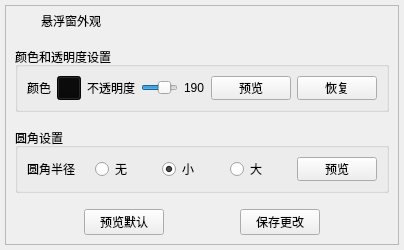
Qt form src/formsetting.ui (yjmthu/Neobox) before a commit.
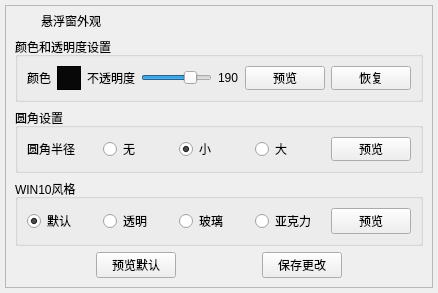
The same form after that commit. Icons and pictures are not drawn.

Diff of the .ui file:
```diff
--- a/src/formsetting.ui
+++ b/src/formsetting.ui
@@ -6,8 +6,8 @@
    <rect>
     <x>0</x>
     <y>0</y>
-    <width>404</width>
-    <height>250</height>
+    <width>438</width>
+    <height>283</height>
    </rect>
   </property>
   <property name="windowTitle">
@@ -66,6 +66,12 @@
         </item>
         <item>
          <widget class="QLabel" name="label_7">
+          <property name="sizePolicy">
+           <sizepolicy hsizetype="Preferred" vsizetype="Maximum">
+            <horstretch>0</horstretch>
+            <verstretch>0</verstretch>
+           </sizepolicy>
+          </property>
           <property name="text">
            <string>悬浮窗外观</string>
           </property>
@@ -86,21 +92,14 @@
         </item>
        </layout>
       </item>
-      <item>
-       <spacer name="verticalSpacer_3">
-        <property name="orientation">
-         <enum>Qt::Vertical</enum>
-        </property>
-        <property name="sizeHint" stdset="0">
-         <size>
-          <width>20</width>
-          <height>40</height>
-         </size>
-        </property>
-       </spacer>
-      </item>
       <item>
        <widget class="QGroupBox" name="groupBox">
+        <property name="sizePolicy">
+         <sizepolicy hsizetype="Preferred" vsizetype="Minimum">
+          <horstretch>0</horstretch>
+          <verstretch>0</verstretch>
+         </sizepolicy>
+        </property>
         <property name="minimumSize">
          <size>
           <width>0</width>
@@ -139,7 +138,8 @@
             <string>选择颜色</string>
            </property>
            <property name="styleSheet">
-            <string notr="true">background-color: rgb(8, 8, 8);</string>
+            <string notr="true">background-color: rgb(8, 8, 8);
+border: 1px solid black;</string>
            </property>
            <property name="text">
             <string/>
@@ -202,21 +202,14 @@
         </layout>
        </widget>
       </item>
-      <item>
-       <spacer name="verticalSpacer">
-        <property name="orientation">
-         <enum>Qt::Vertical</enum>
-        </property>
-        <property name="sizeHint" stdset="0">
-         <size>
-          <width>20</width>
-          <height>40</height>
-         </size>
-        </property>
-       </spacer>
-      </item>
       <item>
        <widget class="QGroupBox" name="groupBox_3">
+        <property name="sizePolicy">
+         <sizepolicy hsizetype="Preferred" vsizetype="Minimum">
+          <horstretch>0</horstretch>
+          <verstretch>0</verstretch>
+         </sizepolicy>
+        </property>
         <property name="minimumSize">
          <size>
           <width>0</width>
@@ -275,17 +268,57 @@
        </widget>
       </item>
       <item>
-       <spacer name="verticalSpacer_2">
-        <property name="orientation">
-         <enum>Qt::Vertical</enum>
+       <widget class="QGroupBox" name="groupBox_2">
+        <property name="sizePolicy">
+         <sizepolicy hsizetype="Preferred" vsizetype="Minimum">
+          <horstretch>0</horstretch>
+          <verstretch>0</verstretch>
+         </sizepolicy>
         </property>
-        <property name="sizeHint" stdset="0">
-         <size>
-          <width>20</width>
-          <height>40</height>
-         </size>
+        <property name="title">
+         <string>WIN10风格</string>
         </property>
-       </spacer>
+        <layout class="QHBoxLayout" name="horizontalLayout_2">
+         <item>
+          <widget class="QRadioButton" name="radioButton_4">
+           <property name="text">
+            <string>默认</string>
+           </property>
+           <property name="checked">
+            <bool>true</bool>
+           </property>
+          </widget>
+         </item>
+         <item>
+          <widget class="QRadioButton" name="radioButton_5">
+           <property name="text">
+            <string>透明</string>
+           </property>
+          </widget>
+         </item>
+         <item>
+          <widget class="QRadioButton" name="radioButton_6">
+           <property name="text">
+            <string>玻璃</string>
+           </property>
+          </widget>
+         </item>
+         <item>
+          <widget class="QRadioButton" name="radioButton_7">
+           <property name="text">
+            <string>亚克力</string>
+           </property>
+          </widget>
+         </item>
+         <item>
+          <widget class="QPushButton" name="pushButton_4">
+           <property name="text">
+            <string>预览</string>
+           </property>
+          </widget>
+         </item>
+        </layout>
+       </widget>
       </item>
       <item>
        <layout class="QHBoxLayout" name="horizontalLayout_4">
```
Left out of the diff: 6 changed lines with no effect on the pictures.
